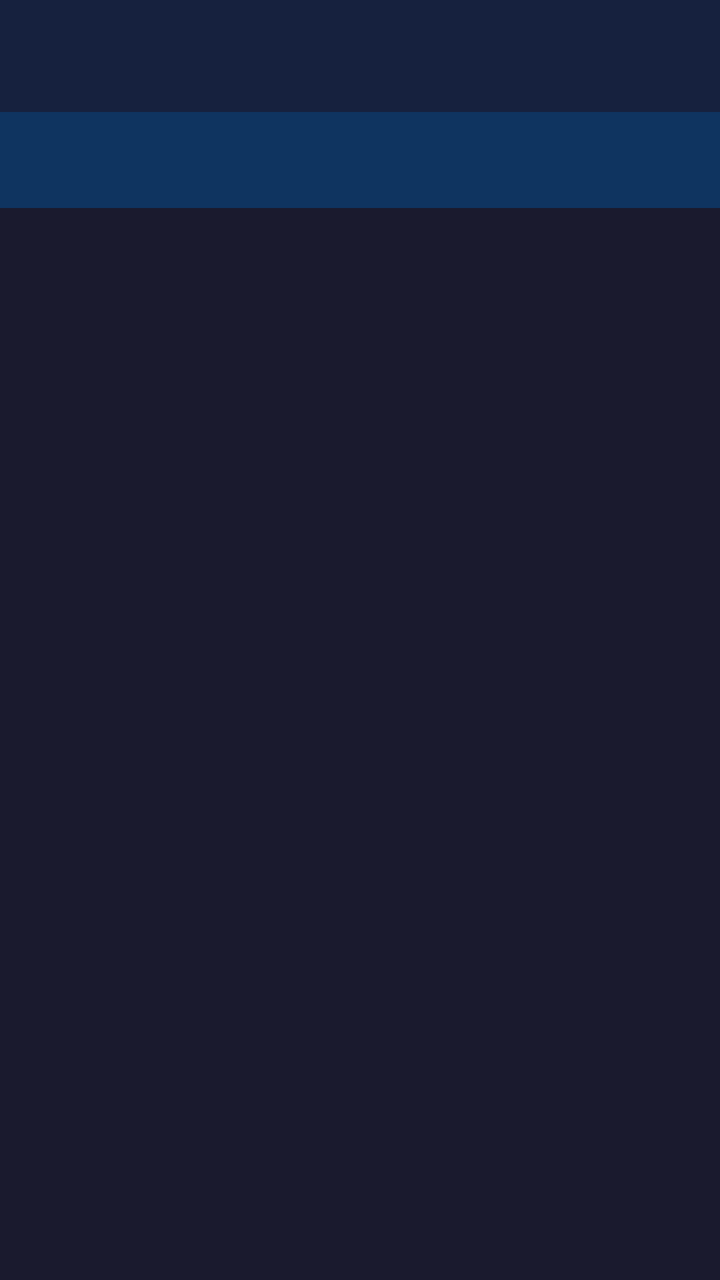
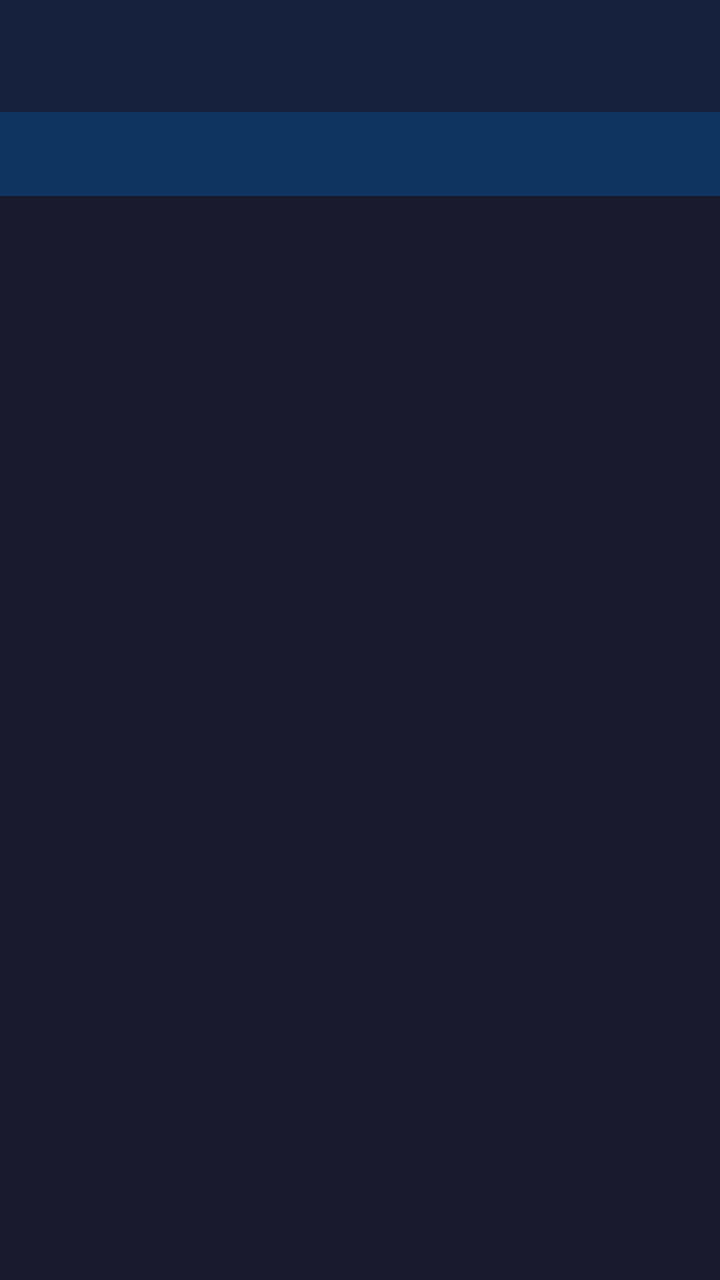

An Android layout rendered at two revisions. The XML below is the earlier revision; the diff shows what the commit changed to produce the second picture.
<!-- AndroidManifest.xml: application theme Theme.RadioInfo -->
<!-- res/layout/activity_main.xml -->
<?xml version="1.0" encoding="utf-8"?>
<LinearLayout xmlns:android="http://schemas.android.com/apk/res/android"
    android:layout_width="match_parent"
    android:layout_height="match_parent"
    android:orientation="vertical"
    android:background="#1A1A2E">

    <androidx.appcompat.widget.Toolbar
        android:id="@+id/toolbar"
        android:layout_width="match_parent"
        android:layout_height="?attr/actionBarSize"
        android:background="#16213E"
        android:theme="@style/ThemeOverlay.AppCompat.Dark.ActionBar"
        android:popupTheme="@style/ThemeOverlay.AppCompat.Light" />

    <com.google.android.material.tabs.TabLayout
        android:id="@+id/tabLayout"
        android:layout_width="match_parent"
        android:layout_height="48dp"
        android:background="#0F3460" />

    <androidx.viewpager2.widget.ViewPager2
        android:id="@+id/viewPager"
        android:layout_width="match_parent"
        android:layout_height="0dp"
        android:layout_weight="1" />

</LinearLayout>
<!-- resources referenced by this layout -->
<resources>
  <style name="Theme.RadioInfo" parent="Theme.AppCompat.NoActionBar">
          <item name="colorPrimary">#0F3460</item>
          <item name="colorPrimaryDark">#16213E</item>
          <item name="colorAccent">#E94560</item>
          <item name="android:windowBackground">#1A1A2E</item>
          <item name="android:statusBarColor">#16213E</item>
          <item name="android:navigationBarColor">#16213E</item>
      </style>
</resources>

<!-- the commit's change to res/layout/activity_main.xml (unified diff, before → after) -->
@@ -1,5 +1,6 @@
 <?xml version="1.0" encoding="utf-8"?>
 <LinearLayout xmlns:android="http://schemas.android.com/apk/res/android"
+    xmlns:app="http://schemas.android.com/apk/res-auto"
     android:layout_width="match_parent"
     android:layout_height="match_parent"
     android:orientation="vertical"
@@ -16,8 +17,11 @@
     <com.google.android.material.tabs.TabLayout
         android:id="@+id/tabLayout"
         android:layout_width="match_parent"
-        android:layout_height="48dp"
-        android:background="#0F3460" />
+        android:layout_height="42dp"
+        android:background="#0F3460"
+        app:tabMode="scrollable"
+        app:tabGravity="fill"
+        app:tabIndicatorHeight="2dp" />
 
     <androidx.viewpager2.widget.ViewPager2
         android:id="@+id/viewPager"
